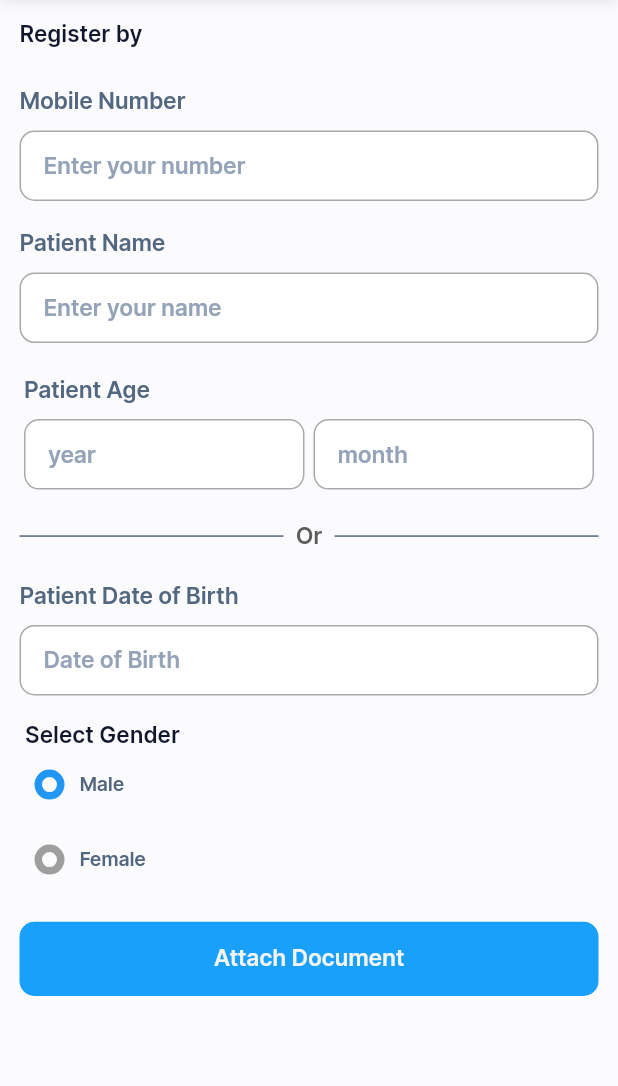
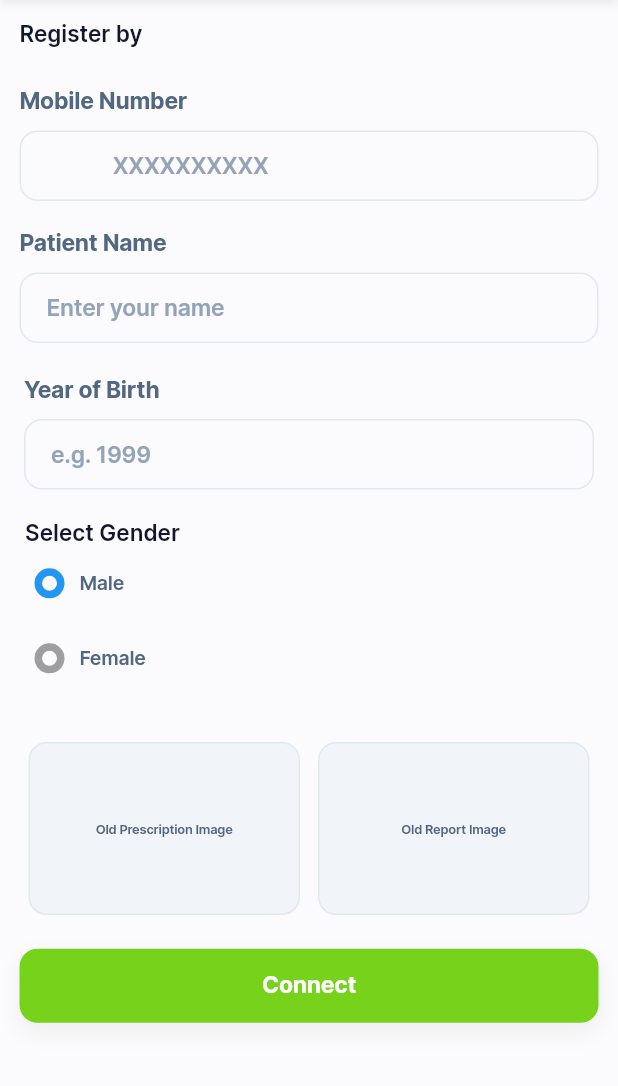
Before and after one commit to worksaar-official/medikalam-application, a Flutter app: the RegisterVisitPage screen opened by its route, on a phone screen of 412 x 824 dp, the part 84-1170 px from its top. Run offline on Flutter 3.47's test engine with Material 3 defaults, Android fonts, the light colour scheme and no system bars; drawn by our look-alikes of reactive_forms, toastification; our stand-ins replace dio, easy_rich_text, equatable, fl_chart, flutter_blue_plus, flutter_dotenv and 18 more; missing offline and left inert: audio_waveforms, mobile_scanner; accounts and stored records are empty; generated files the repository leaves out were written again.

Commit message:
register Visit

```diff
--- a/lib/main.dart
+++ b/lib/main.dart
@@ -63,8 +63,6 @@ class MyApp extends StatefulWidget {
   State<MyApp> createState() => _MyAppState();
 }
 
-final router = getIt<AppRouter>().router;
-
 class _MyAppState extends State<MyApp> {
   @override
   void initState() {
@@ -90,7 +88,7 @@ class _MyAppState extends State<MyApp> {
               supportedLocales: const [Locale('en', 'US')],
               theme: ApplicationTheme.lightTheme,
               debugShowCheckedModeBanner: false,
-              routerConfig: router,
+              routerConfig: getIt<AppRouter>().router,
               builder: EasyLoading.init(),
             ),
           ),
--- a/lib/services/routing/utils/router_list.dart
+++ b/lib/services/routing/utils/router_list.dart
@@ -65,12 +65,22 @@ final List<GoRoute> routerList = [
     path: AppScreens.patientLanding.path,
     name: AppScreens.patientLanding.name,
     pageBuilder: (context, state) {
-      final extra = state.extra as Map<String, dynamic>;
+      final dynamic extra = state.extra;
+      OperationMode operationMode = OperationMode.render;
+      bool showBottomSheet = false;
+
+      if (extra is Map<String, dynamic>) {
+        operationMode =
+            extra['operationMode'] as OperationMode? ?? OperationMode.render;
+        showBottomSheet = extra['showBottomSheet'] as bool? ?? false;
+      } else if (extra is OperationMode) {
+        operationMode = extra;
+      }
 
       return _createPage(
         PatientLandingPage(
-          operationMode: extra['operationMode'] ?? OperationMode.render,
-          showBottomSheet: extra['showBottomSheet'] ?? false,
+          operationMode: operationMode,
+          showBottomSheet: showBottomSheet,
         ),
       );
     },
--- a/lib/src/core/utils/helpers/helpers.dart
+++ b/lib/src/core/utils/helpers/helpers.dart
@@ -16,7 +16,8 @@ import 'package:shared_preferences/shared_preferences.dart';
 import 'package:url_launcher/url_launcher.dart';
 
 // Project imports:
-import 'package:Medikalam/main.dart';
+import 'package:get_it/get_it.dart';
+import 'package:Medikalam/services/routing/app_router.dart';
 import 'package:Medikalam/services/routing/utils/extensions/screen_name_extension.dart';
 import 'package:Medikalam/src/core/errors/exception.dart';
 import 'package:Medikalam/src/core/errors/failures.dart';
@@ -47,7 +48,8 @@ class Helpers {
   static Future<List<String>?> pickFile_Android() async {
     final result = await ImagePicker().pickMultiImage();
     return result.map((e) => e.path).toList();
-    }
+  }
+
   static Future<Map<String, dynamic>> getApiHeaders() async {
     final headers = <String, dynamic>{
       'Content-Type': 'application/json' 'charset=utf-8',
@@ -174,10 +176,11 @@ class Helpers {
       } else if (response.statusCode == 401) {
         showError("Session Expired");
         await Helpers.clearShared();
-        while (router.canPop()) {
-          router.pop();
+        final appRouter = GetIt.I<AppRouter>().router;
+        while (appRouter.canPop()) {
+          appRouter.pop();
         }
-        router.replaceNamed(AppScreens.landing.name);
+        appRouter.replaceNamed(AppScreens.landing.name);
       } else {
         throw ServerException(
           code: response.statusCode,
--- a/lib/src/providers/form/form_provider.dart
+++ b/lib/src/providers/form/form_provider.dart
@@ -48,20 +48,20 @@ class FormProvider extends ChangeNotifier {
 
   final FormGroup registrationForm = FormGroup({
     'number': FormControl<String>(
-      validators: [Validators.required, Validators.number()],
+      validators: [
+        Validators.required,
+        Validators.number(),
+        Validators.minLength(10),
+        Validators.maxLength(10),
+      ],
     ),
     'name': FormControl<String>(
       validators: [
         Validators.required,
       ],
     ),
-    'dateofbirth': FormControl<String>(
-      validators: [Validators.required, Validators.number()],
-    ),
+    'dateofbirth': FormControl<String>(),
     'year': FormControl<String>(
-      validators: [Validators.required, Validators.number()],
-    ),
-    'month': FormControl<String>(
       validators: [Validators.required, Validators.number()],
     ),
   });
--- a/lib/src/views/screens/auth/login.dart
+++ b/lib/src/views/screens/auth/login.dart
@@ -2,6 +2,7 @@
 
 // Flutter imports:
 import 'package:flutter/material.dart';
+import 'package:flutter/foundation.dart';
 
 // Package imports:
 import 'package:gap/gap.dart';
@@ -84,6 +85,20 @@ class _LoginPageState extends State<LoginPage> {
                           ),
                         ),
                       ),
+                      if (kDebugMode)
+                        Align(
+                          alignment: Alignment.centerRight,
+                          child: TextButton(
+                            onPressed: () {
+                              final form = provider.loginForm;
+                              form
+                                  .control('email')
+                                  .updateValue('example@gmail.com');
+                              form.control('password').updateValue('ashray123');
+                            },
+                            child: const Text('Autofill (temp)'),
+                          ),
+                        ),
                       const Spacer(),
                       CustomButtonNew(
                           status: provider.getSubmissionStatus,
--- a/lib/src/views/screens/visit_registration/visit_register.dart
+++ b/lib/src/views/screens/visit_registration/visit_register.dart
@@ -2,26 +2,28 @@
 
 // Flutter imports:
 import 'package:flutter/material.dart';
+import 'package:flutter/services.dart';
 
 // Package imports:
-import 'package:go_router/go_router.dart';
+// import 'package:go_router/go_router.dart';
 import 'package:provider/provider.dart';
 import 'package:reactive_forms/reactive_forms.dart';
 import 'package:responsive_sizer/responsive_sizer.dart';
 
 // Project imports:
-import 'package:Medikalam/services/routing/utils/extensions/screen_name_extension.dart';
+// import 'package:Medikalam/services/routing/utils/extensions/screen_name_extension.dart';
 import 'package:Medikalam/src/core/utils/constants/colors.dart';
 import 'package:Medikalam/src/core/utils/constants/extensions.dart';
 import 'package:Medikalam/src/providers/form/form_provider.dart';
 import 'package:Medikalam/src/providers/registration/registration_provider.dart';
 import 'package:Medikalam/src/views/widgets/appbar/backappbar.dart';
-import 'package:Medikalam/src/views/widgets/bottomsheet/custom_bottom_sheet.dart';
+// import 'package:Medikalam/src/views/widgets/bottomsheet/custom_bottom_sheet.dart';
 import 'package:Medikalam/src/views/widgets/buttons/custom_button.dart';
 import 'package:Medikalam/src/views/widgets/buttons/radio_buttons.dart';
-import 'package:Medikalam/src/views/widgets/custom_container/custom_container_widget.dart';
+// import 'package:Medikalam/src/views/widgets/custom_container/custom_container_widget.dart';
 import 'package:Medikalam/src/views/widgets/label_widget.dart';
 import 'package:Medikalam/src/views/widgets/textfield/custom_textfield.dart';
+import 'package:Medikalam/src/views/widgets/qr_scanner.dart';
 
 class RegisterVisitPage extends StatefulWidget {
   const RegisterVisitPage({super.key});
@@ -73,11 +75,24 @@ class _RegisterVisitPageState extends State<RegisterVisitPage> {
                     SizedBox(
                       height: 2.h,
                     ),
-                    const HelperContainer(
+                    HelperContainer(
                       title: 'Mobile Number',
                       widget: CustomTextfield(
-                        hintText: 'Enter your number',
+                        hintText: 'XXXXXXXXXX',
                         formControlName: 'number',
+                        keyboardType: TextInputType.number,
+                        inputFormatters: [
+                          FilteringTextInputFormatter.digitsOnly,
+                          LengthLimitingTextInputFormatter(10),
+                        ],
+                        prefixWidget: Padding(
+                          padding: const EdgeInsets.only(left: 12, right: 6),
+                          child: Text(
+                            '+91',
+                            style: context.textTheme.labelLarge
+                                ?.copyWith(color: AppColors.documentColor),
+                          ),
+                        ),
                       ),
                     ),
                     SizedBox(width: 4.w),
@@ -89,78 +104,54 @@ class _RegisterVisitPageState extends State<RegisterVisitPage> {
                         formControlName: 'name',
                       ),
                     ),
-                    const Row(
+                    Row(
                       children: [
                         Expanded(
                           child: Padding(
-                            padding: EdgeInsets.all(3),
+                            padding: const EdgeInsets.all(3),
                             child: HelperContainer(
-                              title: 'Patient Age',
+                              title: 'Year of Birth',
                               widget: CustomTextfield(
-                                hintText: 'year',
+                                hintText: 'e.g. 1999',
                                 keyboardType: TextInputType.number,
                                 formControlName: 'year',
+                                inputFormatters: [
+                                  FilteringTextInputFormatter.digitsOnly,
+                                  LengthLimitingTextInputFormatter(4),
+                                ],
+                                suffixWidget:
+                                    ReactiveValueListenableBuilder<String>(
+                                  formControlName: 'year',
+                                  builder: (context, control, child) {
+                                    final String? y = control.value;
+                                    int? age;
+                                    if (y != null && y.length == 4) {
+                                      final p = int.tryParse(y);
+                                      if (p != null && p > 1900) {
+                                        age = 2025 - p;
+                                      }
+                                    }
+                                    return Padding(
+                                      padding: const EdgeInsets.only(right: 8),
+                                      child: Text(
+                                        age != null
+                                            ? '|  Age: $age'
+                                            : '|  Age: --',
+                                        style: context.textTheme.bodyMedium
+                                            ?.copyWith(
+                                                color: AppColors.txtSecondary),
                                       ),
+                                    );
+                                  },
                                 ),
-                          ),
-                        ),
-                        Expanded(
-                          child: Padding(
-                            padding: EdgeInsets.all(3),
-                            child: HelperContainer(
-                              title: '       ',
-                              widget: CustomTextfield(
-                                hintText: 'month',
-                                formControlName: 'month',
-                                keyboardType: TextInputType.number,
                               ),
                             ),
                           ),
                         ),
                       ],
                     ),
-                    Row(
-                      children: [
-                        Expanded(
-                          child: SizedBox(
-                            width: 0.w,
-                            child: Divider(
-                              thickness: 1,
-                              color: AppColors.txtLabel,
-                            ),
-                          ),
-                        ),
-                        SizedBox(width: 2.w),
-                        Text(
-                          'Or',
-                          style: context.textTheme.bodyLarge!.copyWith(
-                            color: AppColors.txtSecondary,
-                            fontWeight: FontWeight.w600,
-                          ),
-                        ),
-                        SizedBox(width: 2.w),
-                        Expanded(
-                          child: SizedBox(
-                            width: 0.w,
-                            child: Divider(
-                              thickness: 1,
-                              color: AppColors.txtLabel,
-                            ),
-                          ),
-                        ),
-                      ],
-                    ),
-                    SizedBox(
-                      height: 2.h,
-                    ),
-                    const HelperContainer(
-                      title: 'Patient Date of Birth',
-                      widget: CustomTextfield(
-                        hintText: 'Date of Birth',
-                        formControlName: 'dateofbirth',
-                        keyboardType: TextInputType.number,
-                      ),
-                    ),
+                    // Age now shown inline in the Year of Birth field suffix and updates reactively
+                    // Removed extra DOB display section and the 'Or' divider as per request
                     Text(
                       ' Select Gender',
                       style: context.textTheme.displaySmall?.copyWith(
@@ -184,69 +175,68 @@ class _RegisterVisitPageState extends State<RegisterVisitPage> {
                     SizedBox(
                       height: 2.h,
                     ),
-                    Align(
-                      alignment: Alignment.bottomCenter,
-                      child: CustomButtonNew(
-                        text: 'Attach Document',
-                        onTap: () {
-                          custombottomSheet(
-                            context: context,
-                            child: SizedBox(
-                              height: 43.h,
-                              child: Column(
-                                crossAxisAlignment: CrossAxisAlignment.start,
+                    SizedBox(height: 1.h),
+
+                    // Old Prescription and Old Report buttons moved above Connect button
+                    Row(
                       children: [
-                                  Padding(
-                                    padding: EdgeInsets.symmetric(
-                                      horizontal: 5.w,
-                                      vertical: 1.h,
+                        Expanded(
+                          child: Container(
+                            height: 14.h,
+                            margin: const EdgeInsets.all(6),
+                            decoration: BoxDecoration(
+                              color: AppColors.offWhite,
+                              borderRadius: BorderRadius.circular(12),
+                              border: Border.all(color: AppColors.borderColor),
                             ),
-                                    child: Text(
-                                      'Attach Document',
-                                      style: context.textTheme.bodyMedium!
-                                          .copyWith(
-                                        color: AppColors.documentColor,
-                                        fontWeight: FontWeight.w600,
-                                        fontSize: 18,
+                            child: Center(
+                              child: Text('Old Prescription Image',
+                                  style: context.textTheme.bodySmall
+                                      ?.copyWith(color: AppColors.txtLabel)),
                             ),
                           ),
                         ),
-                                  SizedBox(
-                                    height: 2.h,
+                        Expanded(
+                          child: Container(
+                            height: 14.h,
+                            margin: const EdgeInsets.all(6),
+                            decoration: BoxDecoration(
+                              color: AppColors.offWhite,
+                              borderRadius: BorderRadius.circular(12),
+                              border: Border.all(color: AppColors.borderColor),
                             ),
-                                  addDocumentWidget(
-                                    theme: context.textTheme,
-                                    img: 'assets/icons/presc.svg',
-                                    title: 'Normal Presciption',
-                                    desc:
-                                        'You can add image of old non Medikalam prescription',
-                                  ),
-                                  GestureDetector(
-                                    onTap: () {
-                                      context.push(AppScreens.report.path);
-                                    },
-                                    child: addDocumentWidget(
-                                      theme: context.textTheme,
-                                      img: 'assets/icons/report.svg',
-                                      title: 'Report',
-                                      desc:
-                                          'You can add clinical notes, vital signs, lab records files etc ',
+                            child: Center(
+                              child: Text('Old Report Image',
+                                  style: context.textTheme.bodySmall
+                                      ?.copyWith(color: AppColors.txtLabel)),
                             ),
                           ),
-                                  addDocumentWidget(
-                                    theme: context.textTheme,
-                                    img: 'assets/icons/scan.svg',
-                                    title: 'Scan Document',
-                                    desc:
-                                        'You can add clinical notes, vital signs, lab records files etc ',
                         ),
                       ],
                     ),
+
+                    SizedBox(height: 2.h),
+
+                    // Connect button with QR scanning functionality
+                    CustomButtonNew(
+                      text: 'Connect',
+                      color: AppColors.green,
+                      borderRadius: 12,
+                      style: context.textTheme.labelLarge?.copyWith(
+                        color: Colors.white,
+                        fontWeight: FontWeight.w700,
+                      ),
+                      onTap: () {
+                        // Navigate to QR scanner
+                        Navigator.push(
+                          context,
+                          MaterialPageRoute(
+                            builder: (context) => const QrScanner(),
                           ),
                         );
                       },
                     ),
-                    ),
+
                     SizedBox(
                       height: 7.h,
                     ),
--- a/lib/src/views/widgets/buttons/custom_button.dart
+++ b/lib/src/views/widgets/buttons/custom_button.dart
@@ -64,10 +64,17 @@ class CustomButtonNew extends StatelessWidget {
         padding: padding,
         margin: margin,
         decoration: BoxDecoration(
-          boxShadow: shadows,
+          boxShadow: shadows ??
+              [
+                BoxShadow(
+                  color: Colors.black.withOpacity(0.05),
+                  blurRadius: 12,
+                  offset: const Offset(0, 6),
+                ),
+              ],
           color: color ?? AppColors.btnPrimary,
           border: Border.all(color: Colors.transparent),
-          borderRadius: BorderRadius.circular(borderRadius ?? 10.0),
+          borderRadius: BorderRadius.circular(borderRadius ?? 12.0),
         ),
         child:
             child ?? (status != null ? _handleState(context) : _btn(context)),
--- a/lib/src/views/widgets/label_widget.dart
+++ b/lib/src/views/widgets/label_widget.dart
@@ -39,6 +39,7 @@ class HelperContainer extends StatelessWidget {
               style: style ??
                   context.textTheme.bodyLarge?.copyWith(
                     color: AppColors.txtLabel,
+                    fontWeight: FontWeight.w700,
                   ),
               overflow: TextOverflow.ellipsis,
             ),
--- a/lib/src/views/widgets/textfield/custom_textfield.dart
+++ b/lib/src/views/widgets/textfield/custom_textfield.dart
@@ -12,8 +12,8 @@ import 'package:Medikalam/src/core/utils/constants/colors.dart';
 import 'package:Medikalam/src/core/utils/constants/extensions.dart';
 
 class CustomTextfield extends StatefulWidget {
-  const CustomTextfield({
-    this.labelText,
+  const CustomTextfield(
+      {this.labelText,
       super.key,
       this.formControlName,
       this.keyboardType = TextInputType.text,
@@ -49,8 +49,8 @@ class CustomTextfield extends StatefulWidget {
       this.icon,
       this.type,
       this.prefIcon,
-    this.onFieldTap
-  });
+      this.onFieldTap,
+      this.suffixWidget});
 
   final String? formControlName;
   final String? labelText;
@@ -88,6 +88,7 @@ class CustomTextfield extends StatefulWidget {
   final IconData? icon;
   final IconData? prefIcon;
   final Function(FormControl<dynamic>)? onFieldTap;
+  final Widget? suffixWidget;
 
   @override
   State<CustomTextfield> createState() => _CustomTextfieldState();
@@ -123,25 +124,29 @@ class _CustomTextfieldState extends State<CustomTextfield> {
         isDense: true,
         hintText: widget.hintText,
         filled: true,
-        fillColor: widget.fillColor ?? Colors.white,
+        fillColor: widget.fillColor ?? AppColors.white,
+        contentPadding:
+            const EdgeInsets.symmetric(horizontal: 14, vertical: 12),
         border: OutlineInputBorder(
           borderRadius: BorderRadius.circular(
-            10,
+            12,
           ),
           borderSide: BorderSide(color: AppColors.lightGrey),
         ),
         enabledBorder: OutlineInputBorder(
           borderRadius: BorderRadius.circular(
-            10,
+            12,
           ),
-          borderSide: BorderSide(color: AppColors.lightGrey),
+          borderSide: BorderSide(color: AppColors.borderColor),
         ),
         focusedBorder: OutlineInputBorder(
           borderRadius: BorderRadius.circular(
-            10,
+            12,
           ),
-          borderSide: BorderSide(color: AppColors.lightGrey),
+          borderSide: BorderSide(color: AppColors.txtPrimary, width: 1.4),
         ),
+        prefix: widget.prefixWidget,
+        suffix: widget.suffixWidget,
         prefixIcon: widget.prefIcon != null
             ? Icon(
                 widget.prefIcon,
```
Lines whose indentation alone changed are shown as unchanged.
